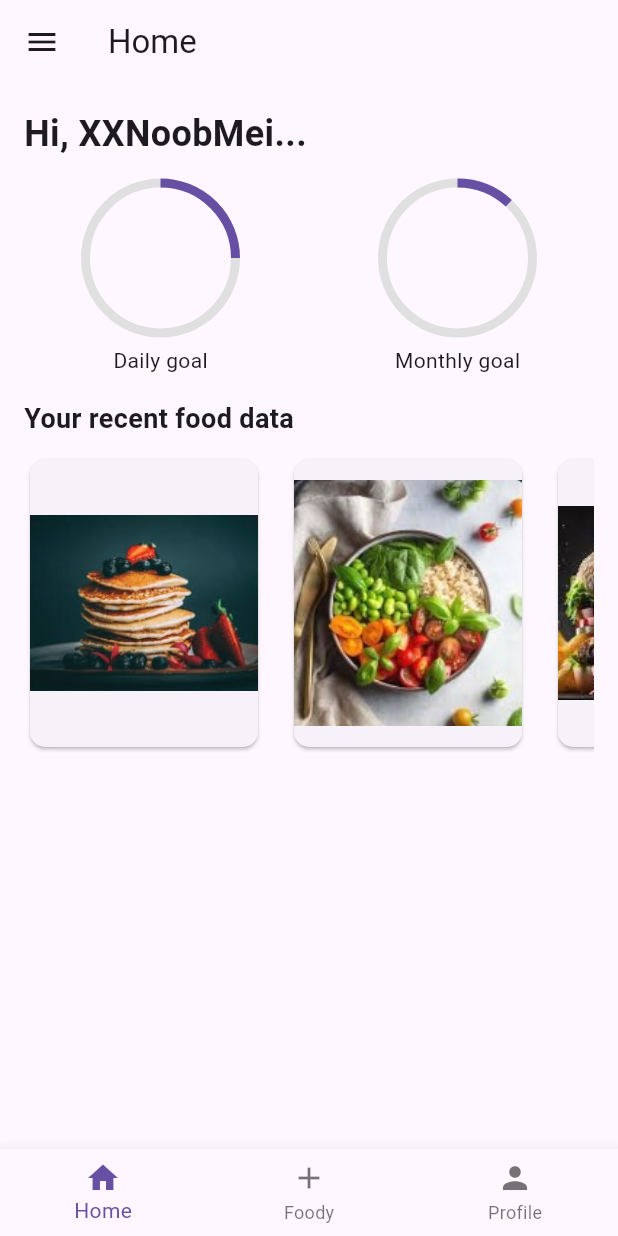
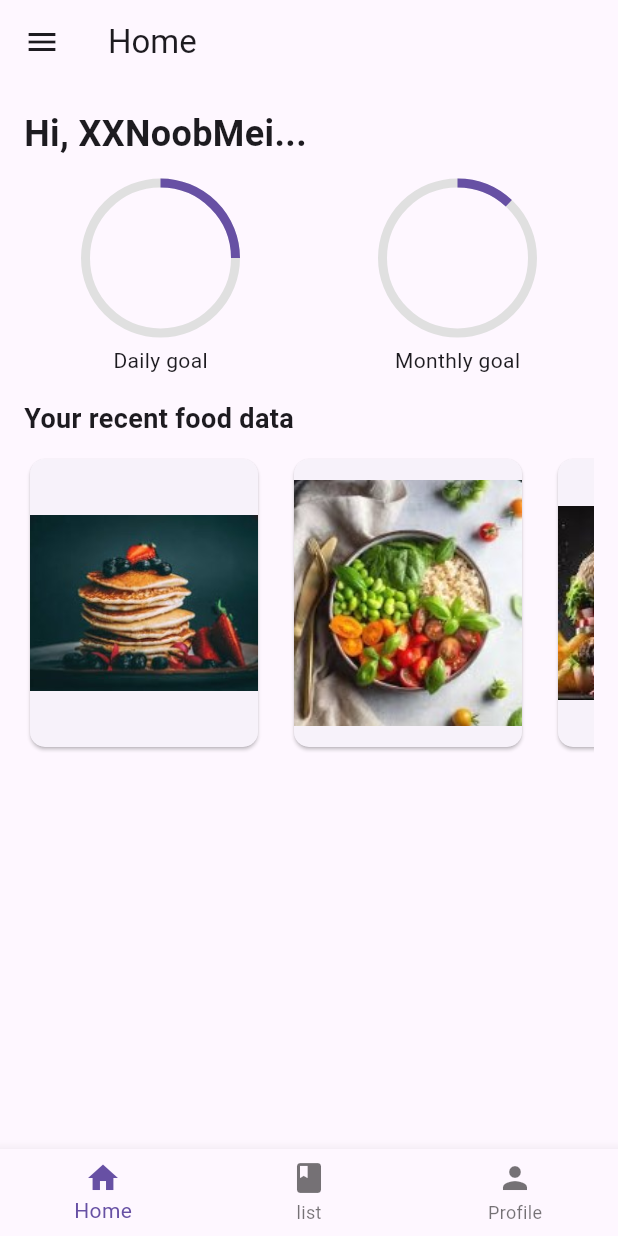
Before and after one commit to kevin20010808/SoftwareStudioTermProject, a Flutter app: the screen it shows after launch, on a phone screen of 412 x 824 dp. Run offline on Flutter 3.47's test engine with Material 3 defaults, Android fonts, the phone set to English and light mode, and no system bars; our stand-ins replace go_router, image_gallery_saver, image_picker, permission_handler.

Commit message:
list item init

```diff
--- a/term_project/lib/services/routes.dart
+++ b/term_project/lib/services/routes.dart
@@ -2,20 +2,30 @@ import 'package:go_router/go_router.dart';
 import 'package:term_project/view/home.dart';
 import 'package:term_project/view/profile.dart';
 import 'package:term_project/view/list.dart';
+import 'package:term_project/view/item_detail.dart';
 
 final GoRouter router = GoRouter(
-  routes: [
+  routes: <RouteBase>[
     GoRoute(
       path: '/',
       builder: (context, state) => const Home(),
+      routes: <RouteBase>[
+        GoRoute(
+          path:  'profile',
+          builder: (context, state) => const ProfileScreen(),
+        ),
+        GoRoute(
+          path: 'list',
+          builder: (context, state) => const ListScreen(),
+          routes: <RouteBase>[
+            GoRoute(
+              path: ':itemId',
+              builder: (context, state) =>  ItemScreen(itemId: state.pathParameters['itemId']!)
+            ),
+          ],
+        ),
+      ]
     ),
-    GoRoute(
-      path:  '/profile',
-      builder: (context, state) => const ProfileScreen(),
-    ),
-    GoRoute(
-      path: '/list',
-      builder: (context, state) => const ListScreen(),
-    ),
+
   ]
 );
--- a/term_project/lib/view/home.dart
+++ b/term_project/lib/view/home.dart
@@ -1,6 +1,7 @@
 import 'package:flutter/material.dart';
 import 'package:term_project/widgets/app_bar.dart';
 import 'package:term_project/widgets/my_drawer.dart';
+import 'package:term_project/widgets/recent_photo.dart';
 
 
 class Home extends StatelessWidget {
@@ -39,37 +40,19 @@ class Home extends StatelessWidget {
                 ],
               ),
             ),
-
-            Padding(
-              padding: const EdgeInsets.all(16.0),
+            const Padding(
+              padding: EdgeInsets.all(16.0),
               child: Column(
                 crossAxisAlignment: CrossAxisAlignment.start,
                 children: <Widget>[
-                  const Text(
+                  Text(
                     'Your recent food data',
                     style: TextStyle(fontSize: 18, fontWeight: FontWeight.bold),
                   ),
-                  const SizedBox(height: 10),
+                  SizedBox(height: 10),
                   SizedBox(
                     height: 200, // Fixed height for the scrolling area
-                    child: ListView.builder(
-                      scrollDirection: Axis.horizontal,
-                      itemCount: 4, // Number of items in your list
-                      itemBuilder: (context, index) {
-                        // Return a widget for your food data here, e.g., an image inside a card
-                        return Container(
-                          width: 160,
-                          margin: const EdgeInsets.only(right: 16), // Fixed width for each item
-                          child: Card(
-                            clipBehavior: Clip.antiAlias,
-                            shape: RoundedRectangleBorder(
-                              borderRadius: BorderRadius.circular(10),
-                            ),
-                            child: Image.asset('assets/food_$index.jpg'),
-                          ),
-                        );
-                      },
-                    ),
+                    child: RecentPhoto(),
                   ),
                 ],
               ),
--- a/term_project/lib/view/list.dart
+++ b/term_project/lib/view/list.dart
@@ -1,4 +1,5 @@
 import 'package:flutter/material.dart';
+import 'package:go_router/go_router.dart';
 import 'package:term_project/widgets/app_bar.dart';
 import 'package:term_project/widgets/my_drawer.dart';
 
@@ -22,10 +23,11 @@ class _ListScreenState extends State<ListScreen>{
       ),
       body: ListView.builder(
         itemCount: 10,
-        itemBuilder: (context, index) {
+        itemBuilder: (context, itemId) {
           return ListTile(
-            title: Text('Item $index'),
+            title: Text('Item $itemId'),
             onTap: () {
+              context.go('/list/$itemId');
               // Add your logic here
             },
           );
--- a/term_project/lib/widgets/app_bar.dart
+++ b/term_project/lib/widgets/app_bar.dart
@@ -17,7 +17,8 @@ class _MyAppBarState extends State<MyAppBar> {
     });
 
     if (index == 1) {
-      takePicture();
+      // takePicture();
+      context.go('/list');
     } else if (index == 0) {
       // Handle other navigation items
       context.go('/');
@@ -33,7 +34,7 @@ class _MyAppBarState extends State<MyAppBar> {
       BottomNavigationBar(
         items: const <BottomNavigationBarItem>[
           BottomNavigationBarItem(icon: Icon(Icons.home), label: 'Home'),
-          BottomNavigationBarItem(icon: Icon(Icons.add), label: 'Foody'),
+          BottomNavigationBarItem(icon: Icon(Icons.book), label: 'list'),
           BottomNavigationBarItem(icon: Icon(Icons.person), label: 'Profile'),
         ],
         currentIndex: _selectedIndex,
--- /dev/null
+++ b/term_project/lib/widgets/recent_photo.dart
@@ -0,0 +1,34 @@
+import 'package:flutter/material.dart';
+import 'package:go_router/go_router.dart';
+
+
+class RecentPhoto extends StatelessWidget {
+  const RecentPhoto({
+    super.key,
+  });
+
+  @override
+  Widget build(BuildContext context) {
+    return ListView.builder(
+      scrollDirection: Axis.horizontal,
+      itemCount: 4, // Number of items in your list
+      itemBuilder: (context, itenId) {
+        // Return a widget for your food data here, e.g., an image inside a card
+        return Container(
+          width: 160,
+          margin: const EdgeInsets.only(right: 16), // Fixed width for each item
+          child: InkWell(
+            onTap: () => context.go('/list/$itenId'),
+            child: Card(
+              clipBehavior: Clip.antiAlias,
+              shape: RoundedRectangleBorder(
+                borderRadius: BorderRadius.circular(10),
+              ),
+              child: Image.asset('assets/food_$itenId.jpg'),
+            ),
+          ),
+        );
+      },
+    );
+  }
+}
```
Also changed, not shown: term_project/lib/view/item_detail.dart (added, +25 -0 lines).
